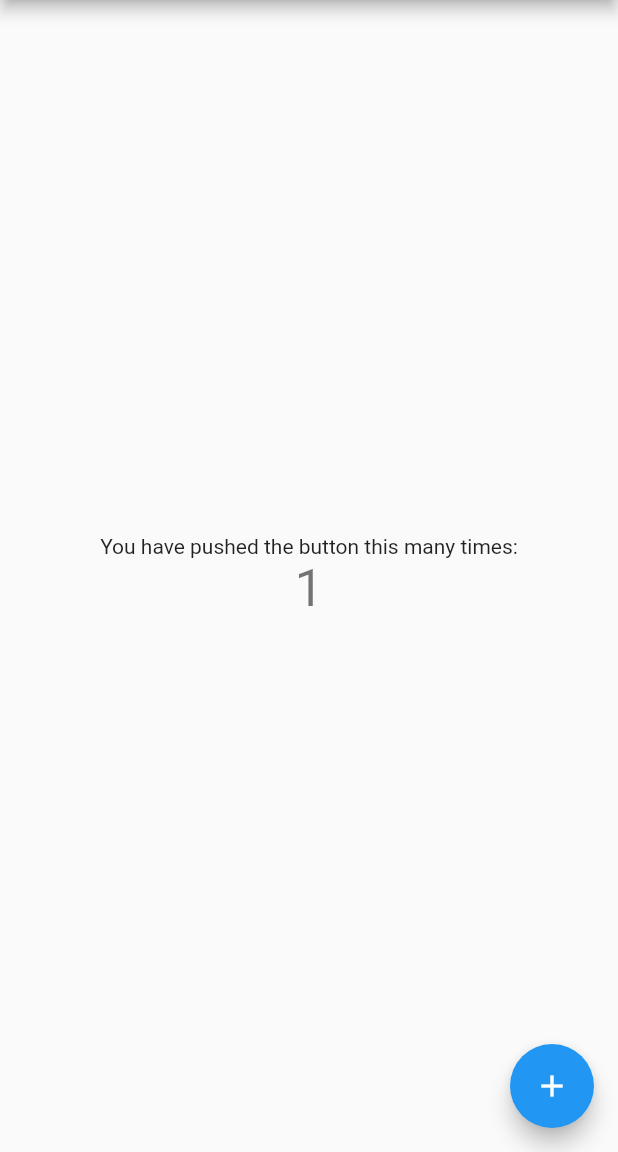
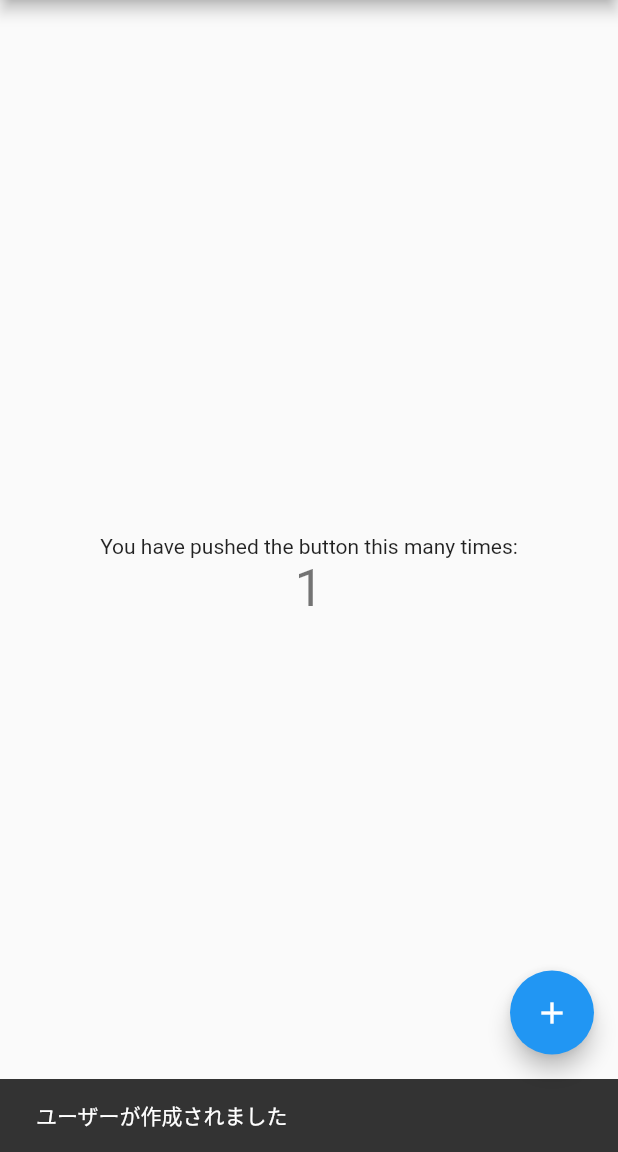
Before and after one commit to HironoraSuzuki/flutter_learning, a Flutter app: the screen it shows after launch, after a tap on the "add" icon, on a phone screen of 412 x 824 dp, the part 84-1236 px from its top. Run offline on Flutter 3.47's test engine with Material 2 defaults, Android fonts, the phone set to English and light mode, and no system bars; our stand-ins replace cloud_firestore, firebase_core, flutter_riverpod; accounts and stored records are empty.

```diff
--- a/lib/main.dart
+++ b/lib/main.dart
@@ -58,7 +58,7 @@ class MyHomePage extends ConsumerWidget {
       ),
       floatingActionButton: FloatingActionButton(
         onPressed: () {
-          mainModel.incrementCounter();
+          mainModel.createUser(context: context);
         },
         tooltip: 'Increment',
         child: const Icon(Icons.add),
--- a/lib/main_model.dart
+++ b/lib/main_model.dart
@@ -1,3 +1,4 @@
+import 'package:cloud_firestore/cloud_firestore.dart';
 import 'package:flutter/material.dart';
 import 'package:flutter_riverpod/flutter_riverpod.dart';
 
@@ -5,8 +6,17 @@ final mainProvider = ChangeNotifierProvider((ref) => MainModel());
 
 class MainModel extends ChangeNotifier {
   int counter = 0;
-  void incrementCounter() {
+  Future<void> createUser({required BuildContext context}) async {
     counter++;
+    // 登録するUserDate
+    final Map<String, dynamic> userData = {
+      "userName": "Alice",
+      "uid": "firstUser"
+    };
+    // FirestoreにuserDataを登録
+    await FirebaseFirestore.instance.collection('users').doc().set(userData);
+    // スナックバーで登録されたことを表示
+    ScaffoldMessenger.of(context).showSnackBar(const SnackBar(content: Text('ユーザーが作成されました')));
     notifyListeners();
   }
 }
--- a/pubspec.yaml
+++ b/pubspec.yaml
@@ -36,6 +36,7 @@ dependencies:
   cupertino_icons: ^1.0.2
   flutter_riverpod: ^2.1.3
   firebase_core: ^2.4.1
+  cloud_firestore: ^4.3.1
 
 dev_dependencies:
   flutter_test:
```
Also changed, not shown: pubspec.lock, 3 other files.
